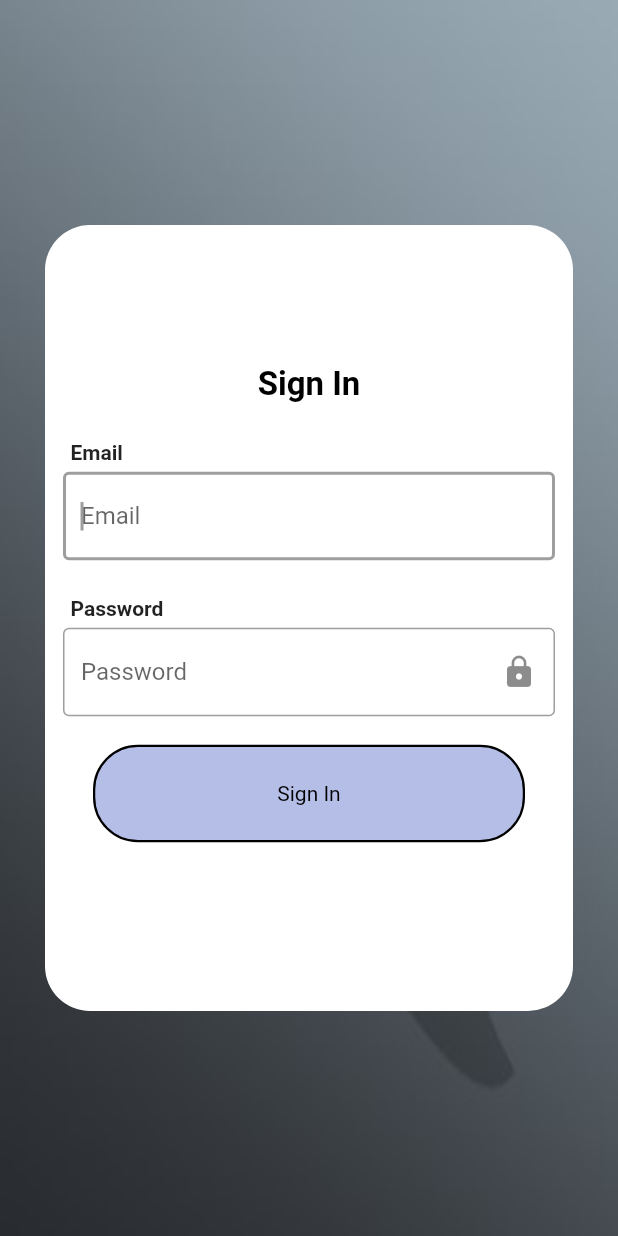
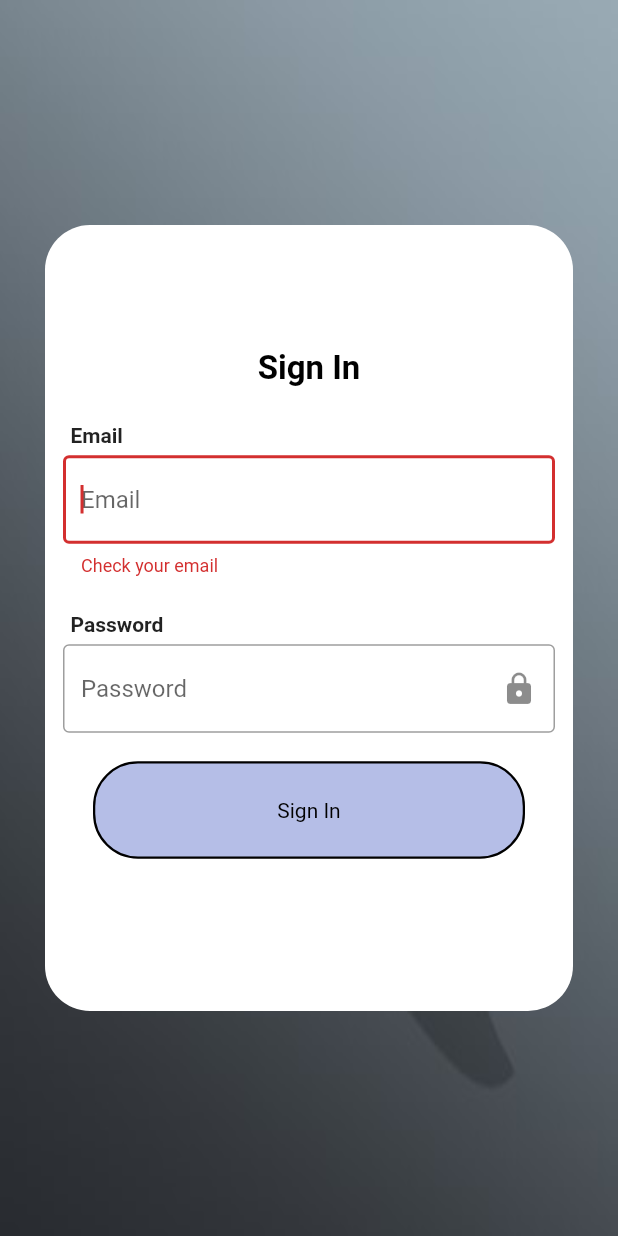
Before and after one commit to fisforfaheem/Utopia-Social-Chat-Channel-app, a Flutter app: the SignInPage screen opened directly, on a phone screen of 412 x 824 dp. Run offline on Flutter 3.47's test engine with Material 2 defaults, Android fonts, the phone set to English and light mode, and no system bars; our stand-ins replace cloud_firestore, email_validator, firebase_auth, firebase_core, get, google_nav_bar and 4 more; missing offline and left inert: flutter_custom_dialog, passwordfield; accounts and stored records are empty.

Commit message:
added some depedencies

```diff
--- a/lib/actions/actions.dart
+++ b/lib/actions/actions.dart
@@ -5,7 +5,7 @@ import 'package:firebase_auth/firebase_auth.dart';
 import 'package:flutter/material.dart';
 import 'package:scroll_date_picker/scroll_date_picker.dart';
 
-String SelectedDate = 'null';
+DateTime SelectedDate = DateTime(2021);
 funSignIp(email, pass) {
   FirebaseFirestore.instance
       .collection("users")
@@ -93,7 +93,7 @@ class _dateState extends State<Date> {
             onChanged: (value) {
               setState(() {
                 _selectedDate = value;
-                SelectedDate = _selectedDate.toString();
+                SelectedDate = _selectedDate;
               });
             },
           ),
--- a/lib/screens/Addprofile.dart
+++ b/lib/screens/Addprofile.dart
@@ -175,7 +175,7 @@ class _SignupCardState extends State<SignupCard> {
                         ),
                         Text(
                           "Select From Gallery ",
-                          style: TextStyle(fontSize: 25),
+                          style: TextStyle(fontSize: 15),
                         )
                       ],
                     ),
@@ -198,7 +198,7 @@ class _SignupCardState extends State<SignupCard> {
                         ),
                         Text(
                           "Take From Camera ",
-                          style: TextStyle(fontSize: 25),
+                          style: TextStyle(fontSize: 15),
                         )
                       ],
                     ),
--- a/lib/screens/signin_screen.dart
+++ b/lib/screens/signin_screen.dart
@@ -1,5 +1,9 @@
+// ignore_for_file: deprecated_member_use
+
 import 'package:flutter/material.dart';
+import 'package:flutter_application_utopia/actions/actions.dart';
 import 'package:flutter_application_utopia/const/commonColor.dart';
+import 'package:flutter_application_utopia/screens/Addprofile.dart';
 import 'package:get/get.dart';
 import 'package:firebase_auth/firebase_auth.dart';
 
@@ -63,18 +67,21 @@ class _SignInState extends State<SignInPage> {
                             style: TextStyle(fontWeight: FontWeight.bold),
                           ),
                         ),
-                        TextField(
+                        TextFormField(
+                          autovalidate: true,
                           controller: _emailController,
                           autofocus: true,
                           keyboardType: TextInputType.emailAddress,
                           autocorrect: false,
-                          textCapitalization: TextCapitalization.words,
+                          // textCapitalization: TextCapitalization.words,
                           decoration: InputDecoration(
                               border: OutlineInputBorder(),
                               hintText: "Email",
                               labelStyle: TextStyle(color: Colors.black38),
                               fillColor: Colors.black87),
                           style: TextStyle(color: Colors.black87),
+                          validator: (input) =>
+                              input!.isValidEmail() ? null : "Check your email",
                         ),
                       ],
                     ),
@@ -149,7 +156,7 @@ class _SignInState extends State<SignInPage> {
                             _emailController.text = "";
                             _passwordController.text = "";
                           }
-                          // Get.to(Addprofile());
+                          Get.to(Addprofile());
                         },
                       ),
                     ),
--- a/lib/screens/signup_screen.dart
+++ b/lib/screens/signup_screen.dart
@@ -136,7 +136,7 @@ class _SignUpPageState extends State<SignUpPage> {
                           autofocus: true,
                           keyboardType: TextInputType.emailAddress,
                           autocorrect: false,
-                          textCapitalization: TextCapitalization.words,
+                          // textCapitalization: TextCapitalization.words,
                           decoration: InputDecoration(
                               border: OutlineInputBorder(),
                               hintText: "Email",
@@ -228,6 +228,7 @@ class _SignUpPageState extends State<SignUpPage> {
                           ),
                         ),
                         TextField(
+                          enabled: true,
                           autofocus: true,
                           keyboardType: TextInputType.datetime,
                           autocorrect: false,
@@ -273,7 +274,7 @@ class _SignUpPageState extends State<SignUpPage> {
                           Map<String, dynamic> jsonY = Users(
                             email: _emailController.text,
                             username: _usernameController.text,
-                            dob: DateTime.now(),
+                            dob: SelectedDate,
                             gender: selectedRole,
                             password: _passwordController.text,
                             isAllowed: true,
--- a/pubspec.yaml
+++ b/pubspec.yaml
@@ -41,6 +41,8 @@ dependencies:
   passwordfield: ^0.0.82
   email_validator: ^2.0.1
   scroll_date_picker: ^2.0.4
+  firebase_storage: ^10.0.1
+  firebase_analytics: ^5.0.6
 
 
 dev_dependencies:
```
Also changed, not shown: pubspec.lock.
